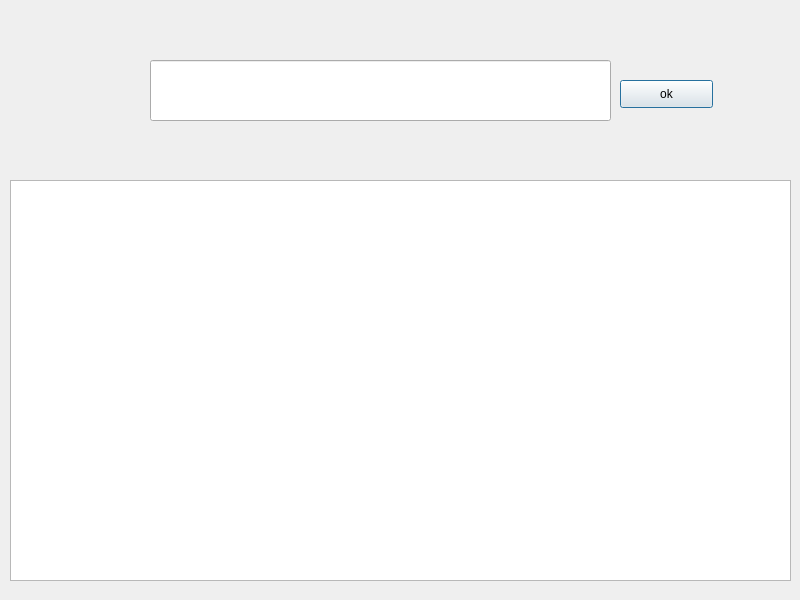
Old version of the form dialog.ui in the repository CarolMichail/assignment2.
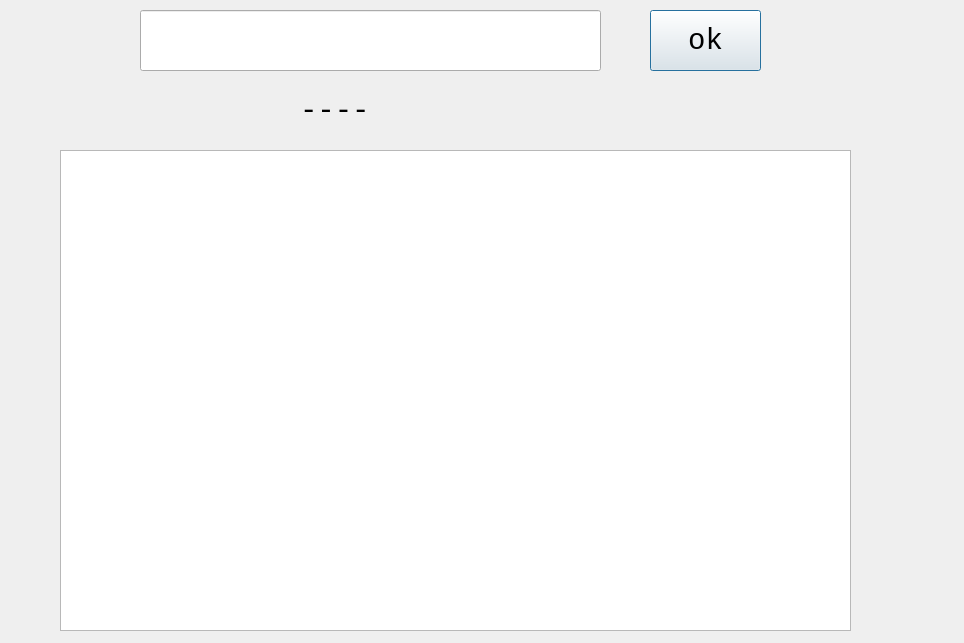
New version of the form.

The edit to the form file:
```diff
--- a/dialog.ui
+++ b/dialog.ui
@@ -6,28 +6,34 @@
    <rect>
     <x>0</x>
     <y>0</y>
-    <width>800</width>
-    <height>600</height>
+    <width>964</width>
+    <height>643</height>
    </rect>
   </property>
+  <property name="font">
+   <font>
+    <family>Courier New</family>
+    <pointsize>22</pointsize>
+   </font>
+  </property>
   <property name="windowTitle">
    <string>Dialog</string>
   </property>
   <widget class="QGraphicsView" name="graphicsView">
    <property name="geometry">
     <rect>
-     <x>10</x>
-     <y>180</y>
-     <width>781</width>
-     <height>401</height>
+     <x>60</x>
+     <y>150</y>
+     <width>791</width>
+     <height>481</height>
     </rect>
    </property>
   </widget>
   <widget class="QLineEdit" name="lineEdit">
    <property name="geometry">
     <rect>
-     <x>150</x>
-     <y>60</y>
+     <x>140</x>
+     <y>10</y>
      <width>461</width>
      <height>61</height>
     </rect>
@@ -39,16 +45,38 @@
   <widget class="QPushButton" name="pushButton">
    <property name="geometry">
     <rect>
-     <x>620</x>
-     <y>80</y>
-     <width>93</width>
-     <height>28</height>
+     <x>650</x>
+     <y>10</y>
+     <width>111</width>
+     <height>61</height>
     </rect>
    </property>
    <property name="text">
     <string>ok</string>
    </property>
   </widget>
+  <widget class="QLabel" name="label_1">
+   <property name="geometry">
+    <rect>
+     <x>300</x>
+     <y>90</y>
+     <width>481</width>
+     <height>41</height>
+    </rect>
+   </property>
+   <property name="font">
+    <font>
+     <family>Courier New</family>
+     <pointsize>22</pointsize>
+    </font>
+   </property>
+   <property name="contextMenuPolicy">
+    <enum>Qt::DefaultContextMenu</enum>
+   </property>
+   <property name="text">
+    <string>----</string>
+   </property>
+  </widget>
  </widget>
  <resources/>
  <connections/>
```
